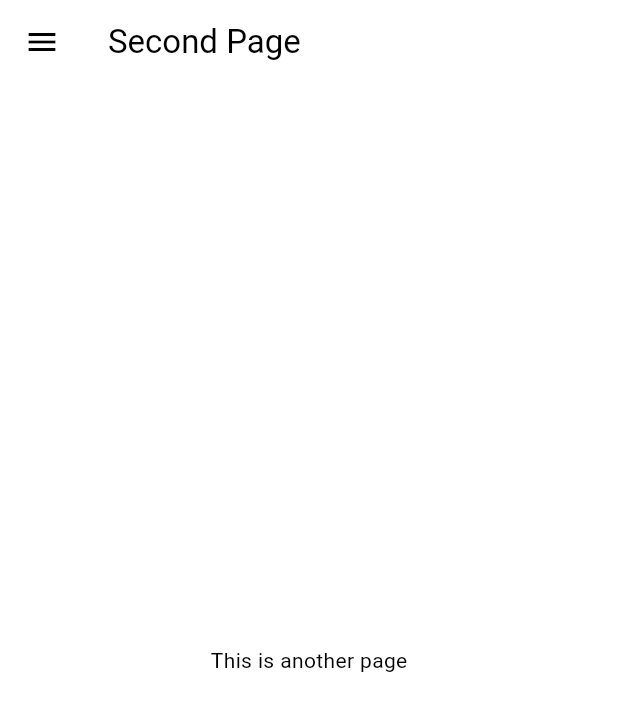
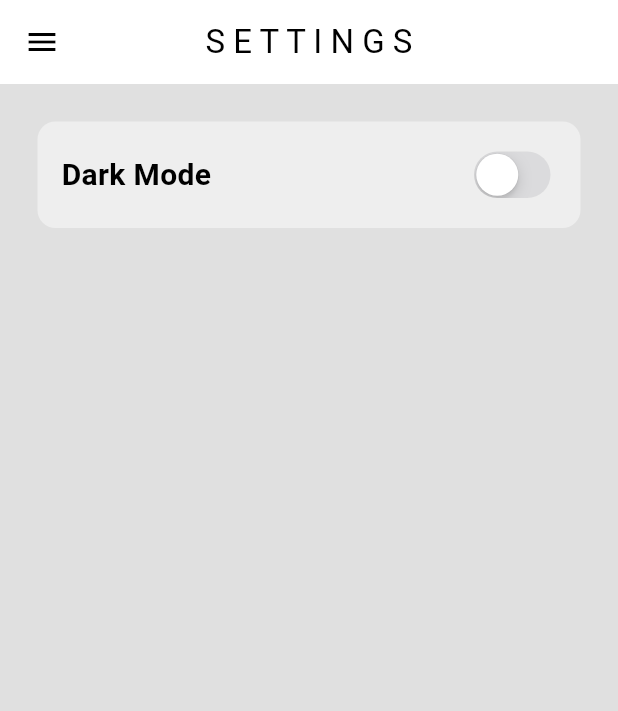
Before and after one commit to vansh-goel/first-flutter-app, a Flutter app: the SettingsPage screen opened by its route, on a phone screen of 412 x 824 dp. Shown: the top 711 px of the screen. Run offline on Flutter 3.47's test engine with Material 3 defaults, Android fonts, the phone set to English and light mode, and no system bars.

Commit message:
Made the theme switching functional

```diff
--- a/lib/components/my_drawer.dart
+++ b/lib/components/my_drawer.dart
@@ -29,7 +29,10 @@ class MyDrawer extends StatelessWidget {
               leading: const Icon(Icons.home_rounded),
               iconColor: Theme.of(context).colorScheme.inversePrimary,
               textColor: Theme.of(context).colorScheme.inversePrimary,
-              onTap: () => Navigator.of(context),
+              onTap: () => {
+                Navigator.of(context),
+                Navigator.pushNamed(context, "/home")
+              }
             )
           ),
 
--- a/lib/pages/settings_page.dart
+++ b/lib/pages/settings_page.dart
@@ -1,4 +1,8 @@
+import 'package:flutter/cupertino.dart';
 import 'package:flutter/material.dart';
+import 'package:myapp/components/my_drawer.dart';
+import 'package:myapp/themes/themes_provider.dart';
+import 'package:provider/provider.dart';
 
 class SettingsPage extends StatelessWidget {
   const SettingsPage({Key? key}) : super(key: key);
@@ -6,29 +10,35 @@ class SettingsPage extends StatelessWidget {
   @override
   Widget build(BuildContext context) {
     return Scaffold(
+      backgroundColor: Theme.of(context).colorScheme.background,
       appBar: AppBar(
-        title: const Text('Second Page'),
+        centerTitle: true,
+        title: const Text('S E T T I N G S'),
       ),
-      body: const Center(
-        child: Text('This is another page'),
+      body: Container(
+        padding: const EdgeInsets.all(16),
+        margin: const EdgeInsets.all(25),
+        decoration: BoxDecoration(
+          color: Theme.of(context).colorScheme.secondary,
+          borderRadius: BorderRadius.circular(12)
+        ),
+        child: Row(
+          mainAxisAlignment: MainAxisAlignment.spaceBetween,
+          children: [
+            //Dark Mode
+            const Text(
+              "Dark Mode",
+              style: TextStyle(fontWeight: FontWeight.bold, fontSize: 20),
+            ),
+
+            //Switch
+            CupertinoSwitch(
+              value: Provider.of<ThemeProvider>(context, listen: false).isDarkMode,
+              onChanged: (value) => Provider.of<ThemeProvider>(context, listen: false).toggleTheme(),
+            ),
+        ]),
       ),
-      drawer: Drawer(
-        child:  ListView (
-          children:[
-          ElevatedButton(
-            child: const Row(
-              children: [
-                Icon(Icons.arrow_back_ios_rounded),
-                Text("First Page"),
-              ],
-            ),
-            onPressed: () {
-              Navigator.pushNamed(context, "/firstpage");
-            },
-          )
-        ],
-      ),
-    ),
+      drawer: MyDrawer(),
     );
   }
 }
```
Also changed, not shown: lib/models/song.dart (added, +13 -0 lines), lib/models/playlist_provider.dart (added).
